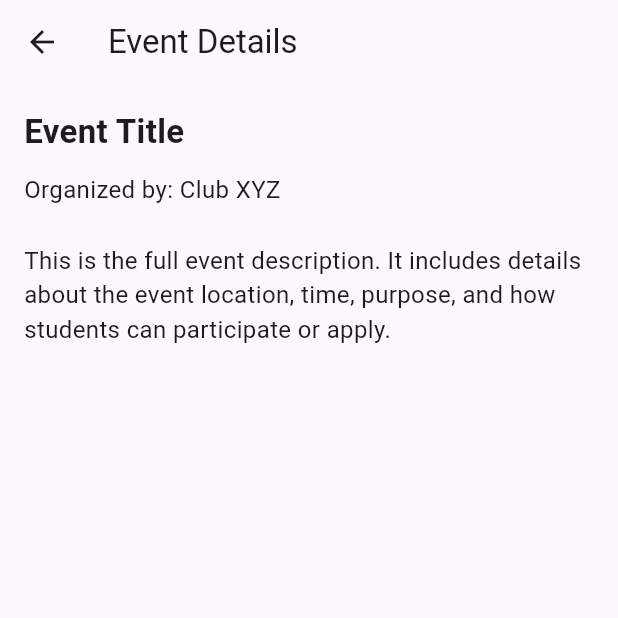
After one commit to DenizGurleyen/SuEvent-310, a Flutter app: the EventDetailsPage screen opened directly, on a phone screen of 412 x 824 dp, the top half of it. The commit adds this screen. Run offline on Flutter 3.47's test engine with Material 3 defaults, Android fonts, the phone set to English and light mode, and no system bars; Roboto replaces fonts that are missing (Poppins).

```diff
--- /dev/null
+++ b/lib/screens/event_details_page.dart
@@ -0,0 +1,37 @@
+import 'package:flutter/material.dart';
+
+class EventDetailsPage extends StatelessWidget {
+  const EventDetailsPage({super.key});
+
+  @override
+  Widget build(BuildContext context) {
+    return Scaffold(
+      appBar: AppBar(
+        title: const Text("Event Details"),
+        automaticallyImplyLeading: true, // Sol üstte geri ok
+      ),
+      body: Padding(
+        padding: const EdgeInsets.all(16.0),
+        child: Column(
+          crossAxisAlignment: CrossAxisAlignment.start,
+          children: const [
+            Text(
+              "Event Title",
+              style: TextStyle(fontSize: 22, fontWeight: FontWeight.bold),
+            ),
+            SizedBox(height: 12),
+            Text(
+              "Organized by: Club XYZ",
+              style: TextStyle(fontSize: 16),
+            ),
+            SizedBox(height: 24),
+            Text(
+              "This is the full event description. It includes details about the event location, time, purpose, and how students can participate or apply.",
+              style: TextStyle(fontSize: 16),
+            ),
+          ],
+        ),
+      ),
+    );
+  }
+}
--- a/lib/screens/explore_page.dart
+++ b/lib/screens/explore_page.dart
@@ -1,5 +1,6 @@
 import 'package:flutter/material.dart';
 import '../widgets/custom_bottom_nav.dart';
+import 'event_details_page.dart';
 
 class ExplorePage extends StatefulWidget {
   const ExplorePage({super.key});
@@ -37,11 +38,11 @@ class _ExplorePageState extends State<ExplorePage> {
   @override
   Widget build(BuildContext context) {
     return Scaffold(
-      bottomNavigationBar: const CustomBottomNav(currentIndex: 1),
       appBar: AppBar(
         title: const Text("Explore"),
-        automaticallyImplyLeading: false, // Sol üstteki geri tuşunu kaldırır
+        automaticallyImplyLeading: false,
       ),
+      bottomNavigationBar: const CustomBottomNav(currentIndex: 1),
       body: Padding(
         padding: const EdgeInsets.all(16),
         child: ListView(
@@ -99,6 +100,12 @@ class _ExplorePageState extends State<ExplorePage> {
             Text(event['likes'].toString()),
           ],
         ),
+        onTap: () {
+          Navigator.push(
+            context,
+            MaterialPageRoute(builder: (context) => const EventDetailsPage()),
+          );
+        },
       ),
     );
   }
```
